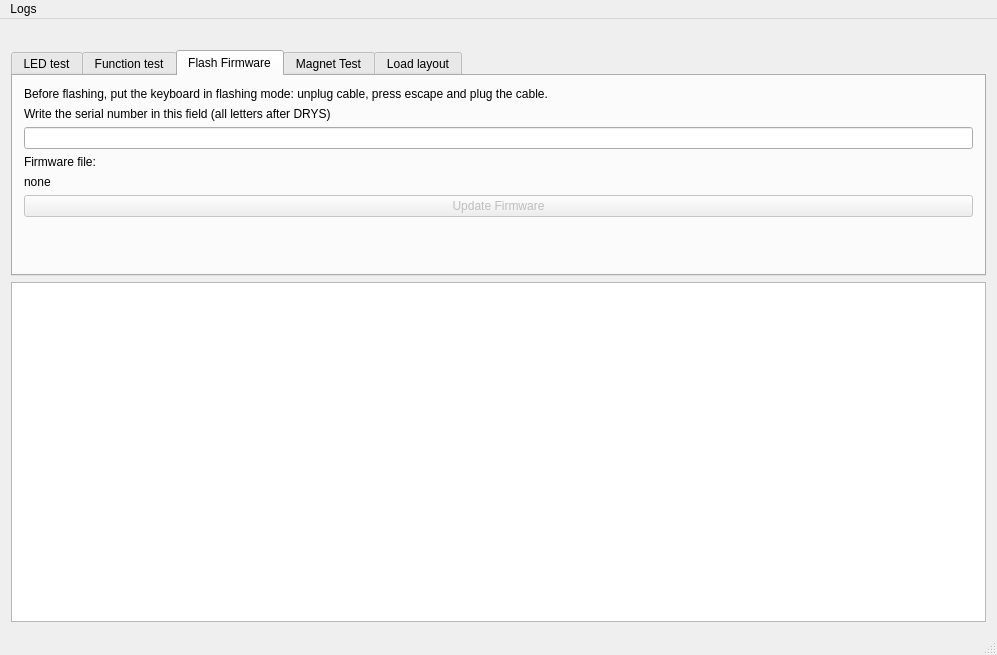
Dygmalab/assembly_tests, file combined_tests/mainwindow.ui: the form before one commit.
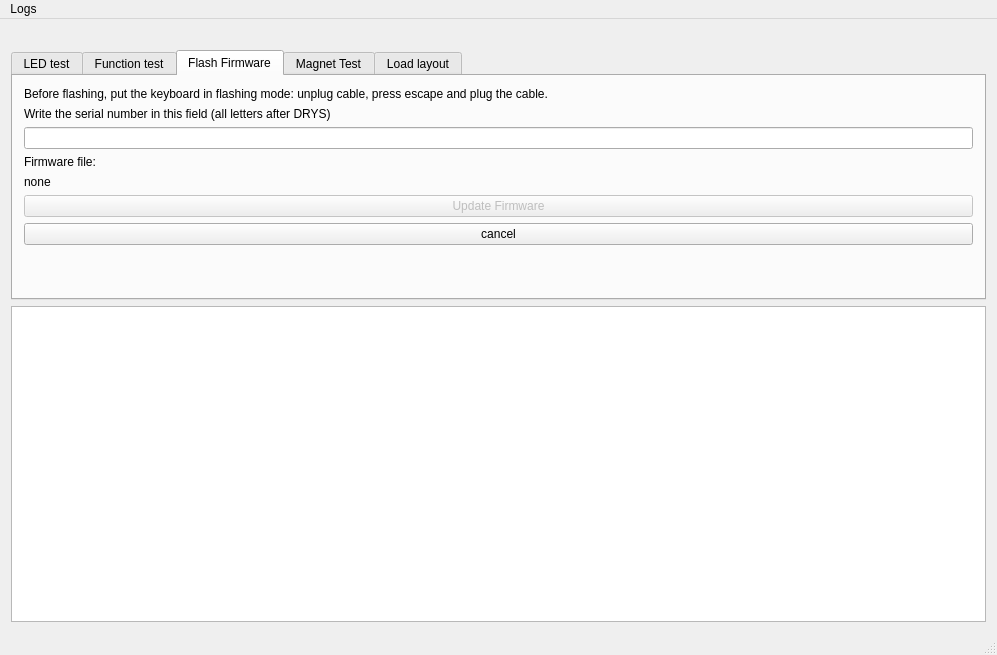
The form after the commit. The open tabs and pages were chosen to show the change. Icons and pictures are not drawn.

Commit message: cancel firmware and move to another tab after finish

```diff
--- a/combined_tests/mainwindow.ui
+++ b/combined_tests/mainwindow.ui
@@ -161,6 +161,13 @@
               </property>
              </widget>
             </item>
+            <item>
+             <widget class="QPushButton" name="firmware_cancel">
+              <property name="text">
+               <string>cancel</string>
+              </property>
+             </widget>
+            </item>
             <item>
              <spacer name="verticalSpacer_4">
               <property name="orientation">
```
Left out of the diff: 2 changed lines with no effect on the pictures. The commit also changes 2 other files.
